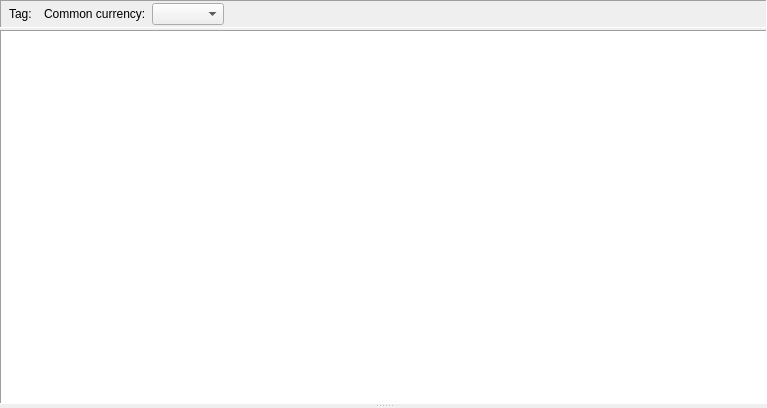
Above: jal/ui/reports/tag_report.ui from titov-vv/jal before the change. Below: the same form after it.
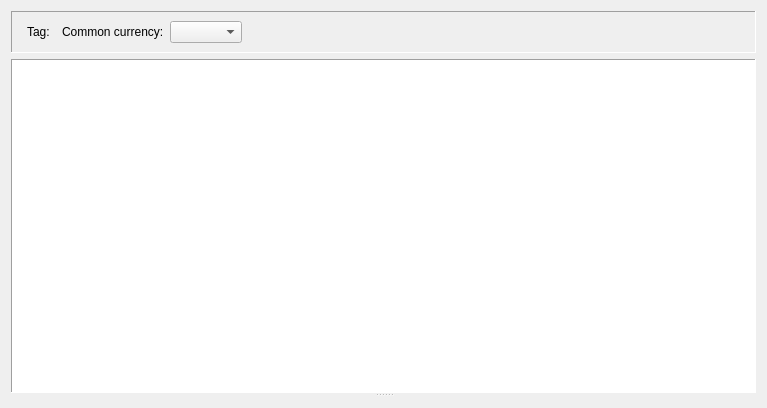
That is the form after the change. Custom widgets are drawn as their Qt base class.

Commit message: Restore of native Qt spacing layout spacing for better compatibility. Tab order and label buddies we set for forms.

Patch:
```diff
--- a/jal/ui/reports/tag_report.ui
+++ b/jal/ui/reports/tag_report.ui
@@ -14,21 +14,6 @@
    <string>Report by tag</string>
   </property>
   <layout class="QVBoxLayout" name="verticalLayout">
-   <property name="spacing">
-    <number>2</number>
-   </property>
-   <property name="leftMargin">
-    <number>0</number>
-   </property>
-   <property name="topMargin">
-    <number>0</number>
-   </property>
-   <property name="rightMargin">
-    <number>0</number>
-   </property>
-   <property name="bottomMargin">
-    <number>0</number>
-   </property>
    <item>
     <widget class="QFrame" name="ReportParamsFrame">
      <property name="sizePolicy">
@@ -44,22 +29,7 @@
       <enum>QFrame::Shadow::Sunken</enum>
      </property>
      <layout class="QGridLayout" name="gridLayout">
-      <property name="leftMargin">
-       <number>2</number>
-      </property>
-      <property name="topMargin">
-       <number>2</number>
-      </property>
-      <property name="rightMargin">
-       <number>2</number>
-      </property>
-      <property name="bottomMargin">
-       <number>2</number>
-      </property>
-      <property name="spacing">
-       <number>6</number>
-      </property>
-      <item row="0" column="2">
+      <item row="0" column="3">
        <widget class="ReferenceSelectorWidget" name="ReportTagEdit"/>
       </item>
       <item row="0" column="0">
@@ -69,10 +39,10 @@
         </property>
        </widget>
       </item>
-      <item row="0" column="4">
+      <item row="0" column="6">
        <widget class="CurrencyComboBox" name="TotalCurrencyCombo"/>
       </item>
-      <item row="0" column="5">
+      <item row="0" column="7">
        <spacer name="ReportFrameSpacer">
         <property name="orientation">
          <enum>Qt::Orientation::Horizontal</enum>
@@ -85,20 +55,52 @@
         </property>
        </spacer>
       </item>
-      <item row="0" column="1">
+      <item row="0" column="2">
        <widget class="QLabel" name="ReportTagLbl">
         <property name="text">
          <string>Tag:</string>
         </property>
        </widget>
       </item>
-      <item row="0" column="3">
+      <item row="0" column="5">
        <widget class="QLabel" name="TotalCurrencyLbl">
         <property name="text">
          <string>Common currency:</string>
         </property>
        </widget>
       </item>
+      <item row="0" column="1">
+       <spacer name="tagGroupSpacer">
+        <property name="orientation">
+         <enum>Qt::Orientation::Horizontal</enum>
+        </property>
+        <property name="sizeType">
+         <enum>QSizePolicy::Fixed</enum>
+        </property>
+        <property name="sizeHint" stdset="0">
+         <size>
+          <width>0</width>
+          <height>20</height>
+         </size>
+        </property>
+       </spacer>
+      </item>
+      <item row="0" column="4">
+       <spacer name="currencyGroupSpacer">
+        <property name="orientation">
+         <enum>Qt::Orientation::Horizontal</enum>
+        </property>
+        <property name="sizeType">
+         <enum>QSizePolicy::Fixed</enum>
+        </property>
+        <property name="sizeHint" stdset="0">
+         <size>
+          <width>0</width>
+          <height>20</height>
+         </size>
+        </property>
+       </spacer>
+      </item>
      </layout>
     </widget>
    </item>
```
Left out of the diff: 13 changed lines with no effect on the pictures. The commit also changes 82 other files.
